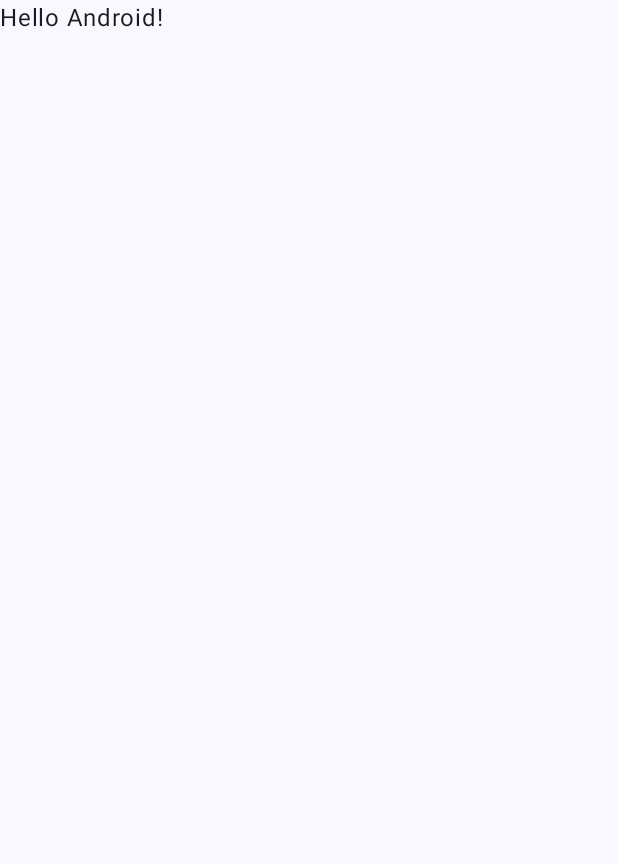
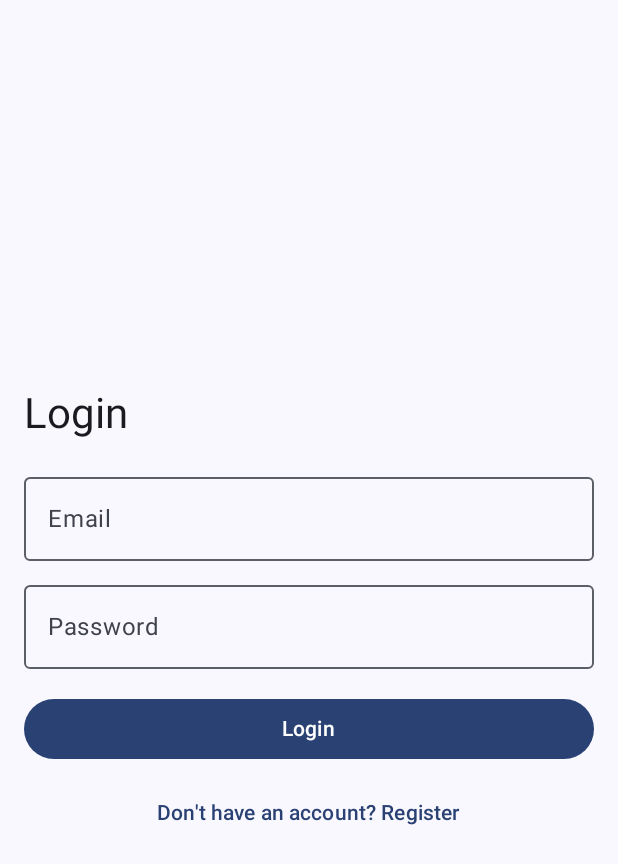
Before and after one commit to BenjaminBrehier/II.3510_2425_G1_Rustyze, an Android app built with Jetpack Compose: the screen it shows after launch (MainActivity), on a phone screen of 412 x 824 dp. Before the commit the part shown is almost empty. Shown: the top 864 px of the screen. Run offline under Robolectric (Android 15) with nearby library versions, the phone set to English and light mode, and no system bars; our stand-ins replace Firebase (no records; nobody signed in at launch, a user with empty details on screens opened directly).

Commit message:
feat: login/register email

```diff
--- a/app/build.gradle.kts
+++ b/app/build.gradle.kts
@@ -1,6 +1,7 @@
 plugins {
     alias(libs.plugins.android.application)
     alias(libs.plugins.kotlin.android)
+    id("com.google.gms.google-services")
 }
 
 android {
@@ -50,7 +51,7 @@ android {
 }
 
 dependencies {
-
+    implementation(platform("com.google.firebase:firebase-bom:33.7.0"))
     implementation(libs.androidx.core.ktx)
     implementation(libs.androidx.lifecycle.runtime.ktx)
     implementation(libs.androidx.activity.compose)
@@ -59,6 +60,7 @@ dependencies {
     implementation(libs.androidx.ui.graphics)
     implementation(libs.androidx.ui.tooling.preview)
     implementation(libs.androidx.material3)
+    implementation(libs.firebase.auth.ktx)
     testImplementation(libs.junit)
     androidTestImplementation(libs.androidx.junit)
     androidTestImplementation(libs.androidx.espresso.core)
--- /dev/null
+++ b/app/src/main/java/com/bl/rustyze/LoginScreen.kt
@@ -0,0 +1,110 @@
+package com.bl.rustyze
+
+import android.content.Intent
+import android.widget.Toast
+import androidx.compose.foundation.layout.*
+import androidx.compose.foundation.text.KeyboardOptions
+import androidx.compose.material3.*
+import androidx.compose.runtime.*
+import androidx.compose.ui.Modifier
+import androidx.compose.ui.text.input.KeyboardType
+import androidx.compose.ui.text.input.PasswordVisualTransformation
+import androidx.compose.ui.tooling.preview.Preview
+import androidx.compose.ui.unit.dp
+import com.google.firebase.auth.FirebaseAuth
+
+@Composable
+fun LoginScreen(
+    onAuthSuccess: () -> Unit,
+    onAuthFailure: (String) -> Unit,
+    modifier: Modifier = Modifier
+) {
+    var email by remember { mutableStateOf("") }
+    var password by remember { mutableStateOf("") }
+    var isLogin by remember { mutableStateOf(true) } // Toggle between login and register
+
+    Column(
+        modifier = modifier
+            .fillMaxSize()
+            .padding(16.dp),
+        verticalArrangement = Arrangement.Center
+    ) {
+        Text(
+            text = if (isLogin) "Login" else "Register",
+            style = MaterialTheme.typography.headlineMedium
+        )
+
+        Spacer(modifier = Modifier.height(16.dp))
+
+        OutlinedTextField(
+            value = email,
+            onValueChange = { email = it },
+            label = { Text("Email") },
+            keyboardOptions = KeyboardOptions(keyboardType = KeyboardType.Email),
+            modifier = Modifier.fillMaxWidth()
+        )
+
+        Spacer(modifier = Modifier.height(8.dp))
+
+        OutlinedTextField(
+            value = password,
+            onValueChange = { password = it },
+            label = { Text("Password") },
+            visualTransformation = PasswordVisualTransformation(),
+            keyboardOptions = KeyboardOptions(keyboardType = KeyboardType.Password),
+            modifier = Modifier.fillMaxWidth()
+        )
+
+        Spacer(modifier = Modifier.height(16.dp))
+
+        Button(
+            onClick = {
+                val auth = FirebaseAuth.getInstance()
+                if (isLogin) {
+                    // Login with email/password
+                    auth.signInWithEmailAndPassword(email, password)
+                        .addOnCompleteListener { task ->
+                            if (task.isSuccessful) {
+                                onAuthSuccess()
+                            } else {
+                                onAuthFailure(task.exception?.message ?: "Unknown error")
+                            }
+                        }
+                } else {
+                    // Register with email/password
+                    auth.createUserWithEmailAndPassword(email, password)
+                        .addOnCompleteListener { task ->
+                            if (task.isSuccessful) {
+                                onAuthSuccess()
+                            } else {
+                                onAuthFailure(task.exception?.message ?: "Unknown error")
+                            }
+                        }
+                }
+            },
+            modifier = Modifier.fillMaxWidth()
+        ) {
+            Text(text = if (isLogin) "Login" else "Register")
+        }
+
+        Spacer(modifier = Modifier.height(8.dp))
+
+        TextButton(
+            onClick = { isLogin = !isLogin },
+            modifier = Modifier.fillMaxWidth()
+        ) {
+            Text(
+                text = if (isLogin) "Don't have an account? Register" else "Already have an account? Login"
+            )
+        }
+    }
+}
+
+@Preview(showBackground = true)
+@Composable
+fun LoginScreenPreview() {
+    LoginScreen(
+        onAuthSuccess = {},
+        onAuthFailure = {}
+    )
+}
--- a/app/src/main/java/com/bl/rustyze/MainActivity.kt
+++ b/app/src/main/java/com/bl/rustyze/MainActivity.kt
@@ -1,29 +1,61 @@
 package com.bl.rustyze
 
+import android.content.Intent
 import android.os.Bundle
+import android.widget.Toast
 import androidx.activity.ComponentActivity
 import androidx.activity.compose.setContent
 import androidx.activity.enableEdgeToEdge
-import androidx.compose.foundation.layout.fillMaxSize
-import androidx.compose.foundation.layout.padding
-import androidx.compose.material3.Scaffold
-import androidx.compose.material3.Text
+import androidx.compose.foundation.layout.*
+import androidx.compose.material3.*
 import androidx.compose.runtime.Composable
 import androidx.compose.ui.Modifier
 import androidx.compose.ui.tooling.preview.Preview
+import androidx.compose.ui.unit.dp
 import com.bl.rustyze.ui.theme.RustyzeTheme
+import com.google.firebase.auth.FirebaseAuth
 
 class MainActivity : ComponentActivity() {
+
+    private lateinit var firebaseAuth: FirebaseAuth
+
     override fun onCreate(savedInstanceState: Bundle?) {
         super.onCreate(savedInstanceState)
         enableEdgeToEdge()
+
+        // Initialize Firebase Auth
+        firebaseAuth = FirebaseAuth.getInstance()
+
         setContent {
             RustyzeTheme {
                 Scaffold(modifier = Modifier.fillMaxSize()) { innerPadding ->
-                    Greeting(
-                        name = "Android",
-                        modifier = Modifier.padding(innerPadding)
-                    )
+                    if (firebaseAuth.currentUser != null) {
+                        // User is already logged in
+                        WelcomeScreen(
+                            name = firebaseAuth.currentUser?.email ?: "User",
+                            onLogout = {
+                                firebaseAuth.signOut()
+                                Toast.makeText(this, "Logged out", Toast.LENGTH_SHORT).show()
+                                startActivity(Intent(this, MainActivity::class.java))
+                                finish()
+                            },
+                            modifier = Modifier.padding(innerPadding)
+                        )
+                    } else {
+                        LoginScreen(
+                            onAuthSuccess = {
+                                val user = firebaseAuth.currentUser
+                                Toast.makeText(this, "Welcome ${user?.email}", Toast.LENGTH_SHORT).show()
+                                // Redirect to MainActivity after successful login
+                                startActivity(Intent(this, MainActivity::class.java))
+                                finish()
+                            },
+                            onAuthFailure = { errorMessage ->
+                                Toast.makeText(this, "Authentication Failed: $errorMessage", Toast.LENGTH_SHORT).show()
+                            },
+                            modifier = Modifier.padding(innerPadding)
+                        )
+                    }
                 }
             }
         }
@@ -31,17 +63,36 @@ class MainActivity : ComponentActivity() {
 }
 
 @Composable
-fun Greeting(name: String, modifier: Modifier = Modifier) {
-    Text(
-        text = "Hello $name!",
+fun WelcomeScreen(name: String, onLogout: () -> Unit, modifier: Modifier = Modifier) {
+    Column(
         modifier = modifier
-    )
+            .fillMaxSize()
+            .padding(16.dp),
+        verticalArrangement = Arrangement.Center
+    ) {
+        Text(
+            text = "Welcome, $name!",
+            style = MaterialTheme.typography.headlineMedium
+        )
+
+        Spacer(modifier = Modifier.height(16.dp))
+
+        Button(
+            onClick = onLogout,
+            modifier = Modifier.fillMaxWidth()
+        ) {
+            Text(text = "Logout")
+        }
+    }
 }
 
 @Preview(showBackground = true)
 @Composable
-fun GreetingPreview() {
+fun WelcomeScreenPreview() {
     RustyzeTheme {
-        Greeting("Android")
+        WelcomeScreen(
+            name = "User",
+            onLogout = {}
+        )
     }
 }
--- a/build.gradle.kts
+++ b/build.gradle.kts
@@ -2,4 +2,5 @@
 plugins {
     alias(libs.plugins.android.application) apply false
     alias(libs.plugins.kotlin.android) apply false
+    id("com.google.gms.google-services") version "4.4.2" apply false
 }
--- a/gradle/libs.versions.toml
+++ b/gradle/libs.versions.toml
@@ -8,6 +8,7 @@ espressoCore = "3.6.1"
 lifecycleRuntimeKtx = "2.8.7"
 activityCompose = "1.9.3"
 composeBom = "2024.04.01"
+firebaseAuthKtx = "23.1.0"
 
 [libraries]
 androidx-core-ktx = { group = "androidx.core", name = "core-ktx", version.ref = "coreKtx" }
@@ -24,6 +25,7 @@ androidx-ui-tooling-preview = { group = "androidx.compose.ui", name = "ui-toolin
 androidx-ui-test-manifest = { group = "androidx.compose.ui", name = "ui-test-manifest" }
 androidx-ui-test-junit4 = { group = "androidx.compose.ui", name = "ui-test-junit4" }
 androidx-material3 = { group = "androidx.compose.material3", name = "material3" }
+firebase-auth-ktx = { group = "com.google.firebase", name = "firebase-auth-ktx", version.ref = "firebaseAuthKtx" }
 
 [plugins]
 android-application = { id = "com.android.application", version.ref = "agp" }
```
Also changed, not shown: 1 other file.
